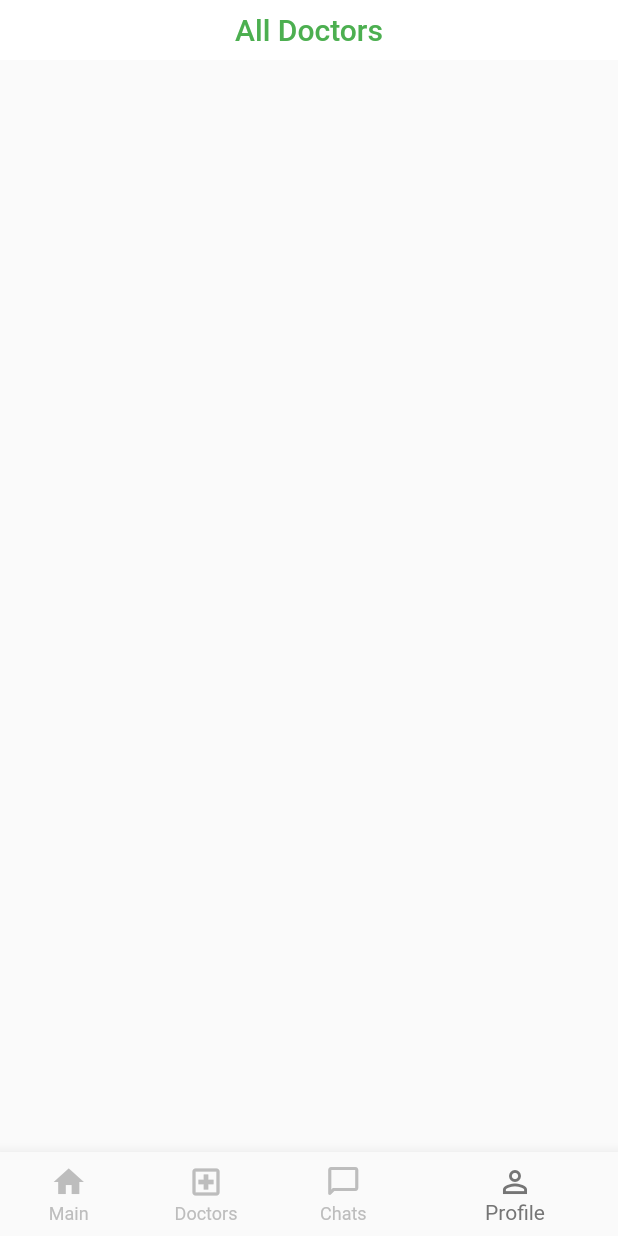
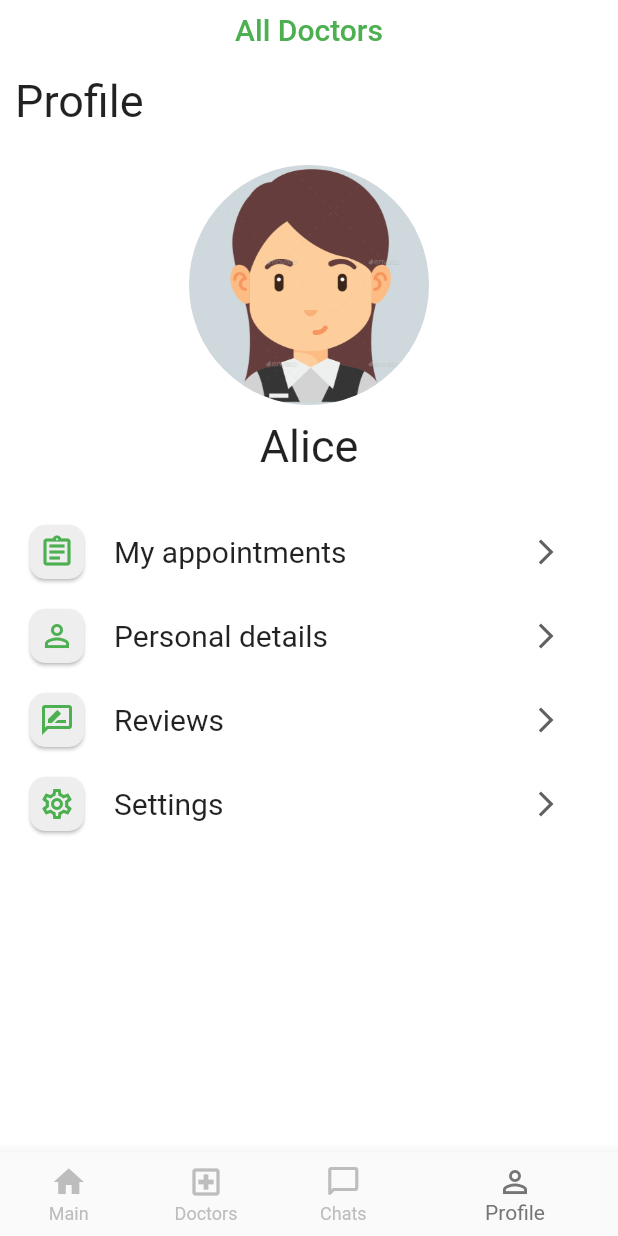
Before and after one commit to KushalBeniwal/raahee_assignment, a Flutter app: the screen it shows after launch, item 4 of the bottom bar chosen, on a phone screen of 412 x 824 dp. Run offline on Flutter 3.47's test engine with Material 2 defaults, Android fonts, the light colour scheme and no system bars; our stand-ins replace material_floating_search_bar.

Commit message:
Profile page done

```diff
--- a/lib/pages/Main.dart
+++ b/lib/pages/Main.dart
@@ -177,7 +177,7 @@ class _MainState extends State<Main> {
           ),
           Container(
             padding: EdgeInsets.all(10),
-            child: Text("Hello Alex!", style: TextStyle(fontSize: 30)),
+            child: Text("Hello Alice!", style: TextStyle(fontSize: 30)),
           ),
           buildFloatingSearchBar(),
           Container(
--- a/lib/pages/Profile.dart
+++ b/lib/pages/Profile.dart
@@ -1,4 +1,7 @@
 import 'package:flutter/material.dart';
+import 'package:raahee_assignment/pages/UselessPage.dart';
+
+import 'UselessPage.dart';
 
 class Profile extends StatefulWidget {
   @override
@@ -6,13 +9,125 @@ class Profile extends StatefulWidget {
 }
 
 class _ProfileState extends State<Profile> {
-    @override
+  @override
   Widget build(BuildContext context) {
-    return Row(
-      children: <Widget>[
-        Container(
+    return Stack(children: [
+      Container(
+        color: Colors.white,
+      ),
+      Container(
+        padding: EdgeInsets.all(10),
+        child: Text("Profile", style: TextStyle(fontSize: 30)),
+      ),
+      Container(
+        padding: EdgeInsets.only(top: 70, bottom: 20),
+        child: Column(
+          children: [
+            Container(
+              height: 160,
+              decoration: BoxDecoration(
+                  color: Colors.blueGrey[100],
+                  shape: BoxShape.circle,
+                  image: DecorationImage(
+                    image: AssetImage("imgs/avatar.png"),
+                  )),
+            ),
+            Padding(padding: EdgeInsets.all(5)),
+            Text("Alice", style: TextStyle(fontSize: 30)),
+          ],
         ),
-      ],
-    );
+      ),
+      Container(
+        padding: EdgeInsets.only(top: 300),
+        child: Column(
+          children: [
+            ListTile(
+                leading: Card(
+                  shape: RoundedRectangleBorder(
+                    borderRadius: BorderRadius.circular(10.0),
+                  ),
+                  color: Colors.grey[200],
+                  child: Container(
+                    padding: EdgeInsets.all(6),
+                    child: Icon(Icons.assignment_outlined, color: Colors.green),
+                  ),
+                ),
+                title: Text("My appointments", style: TextStyle(fontSize: 20)),
+                trailing: TextButton(
+                  onPressed: () {
+                    Navigator.push(
+                      context,
+                      MaterialPageRoute(builder: (context) => UselessPage()),
+                    );
+                  },
+                  child: Icon(Icons.arrow_forward_ios, size: 20, color: Colors.grey[700]),
+                )),
+            ListTile(
+                leading: Card(
+                  shape: RoundedRectangleBorder(
+                    borderRadius: BorderRadius.circular(10.0),
+                  ),
+                  color: Colors.grey[200],
+                  child: Container(
+                    padding: EdgeInsets.all(6),
+                    child: Icon(Icons.person_outline, color: Colors.green),
+                  ),
+                ),
+                title: Text("Personal details", style: TextStyle(fontSize: 20)),
+                trailing: TextButton(
+                  onPressed: () {
+                    Navigator.push(
+                      context,
+                      MaterialPageRoute(builder: (context) => UselessPage()),
+                    );
+                  },
+                  child: Icon(Icons.arrow_forward_ios, size: 20, color: Colors.grey[700]),
+                )),
+            ListTile(
+                leading: Card(
+                  shape: RoundedRectangleBorder(
+                    borderRadius: BorderRadius.circular(10.0),
+                  ),
+                  color: Colors.grey[200],
+                  child: Container(
+                    padding: EdgeInsets.all(6),
+                    child: Icon(Icons.rate_review_outlined, color: Colors.green),
+                  ),
+                ),
+                title: Text("Reviews", style: TextStyle(fontSize: 20)),
+                trailing: TextButton(
+                  onPressed: () {
+                    Navigator.push(
+                      context,
+                      MaterialPageRoute(builder: (context) => UselessPage()),
+                    );
+                  },
+                  child: Icon(Icons.arrow_forward_ios, size: 20, color: Colors.grey[700]),
+                )),
+            ListTile(
+                leading: Card(
+                  shape: RoundedRectangleBorder(
+                    borderRadius: BorderRadius.circular(10.0),
+                  ),
+                  color: Colors.grey[200],
+                  child: Container(
+                    padding: EdgeInsets.all(6),
+                    child: Icon(Icons.settings_outlined, color: Colors.green),
+                  ),
+                ),
+                title: Text("Settings", style: TextStyle(fontSize: 20)),
+                trailing: TextButton(
+                  onPressed: () {
+                    Navigator.push(
+                      context,
+                      MaterialPageRoute(builder: (context) => UselessPage()),
+                    );
+                  },
+                  child: Icon(Icons.arrow_forward_ios, size: 20, color: Colors.grey[700]),
+                )),
+          ],
+        ),
+      )
+    ]);
   }
 }
--- /dev/null
+++ b/lib/pages/UselessPage.dart
@@ -0,0 +1,12 @@
+import 'package:flutter/material.dart';
+
+class UselessPage extends StatelessWidget {
+  @override
+  Widget build(BuildContext context) {
+    return Scaffold(
+      appBar: AppBar(
+        title: Text("Useless Page"),
+      ),
+    );
+  }
+}
--- a/pubspec.yaml
+++ b/pubspec.yaml
@@ -49,6 +49,7 @@ flutter:
   assets:
     - imgs/doc.png
     - imgs/green_doc.png
+    - imgs/avatar.png
   #   - images/a_dot_ham.jpeg
 
   # An image asset can refer to one or more resolution-specific "variants", see
```
Also changed, not shown: imgs/avatar.png (added).
